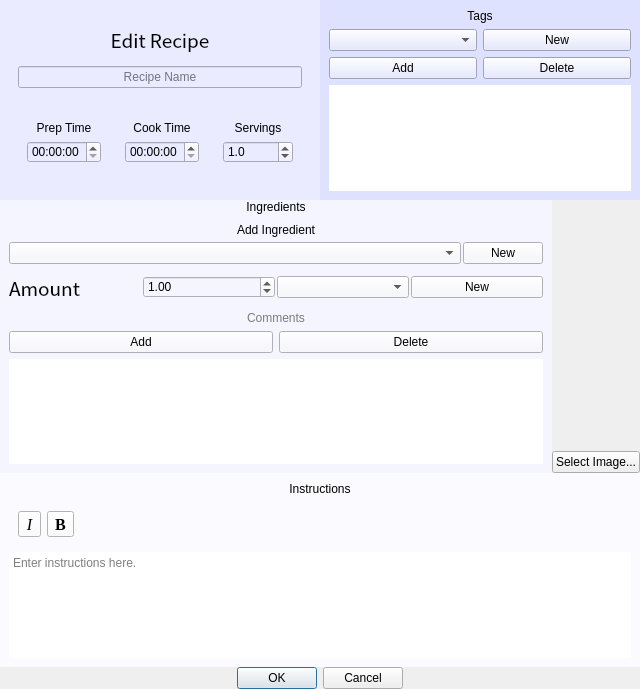
Qt form gui/newrecipedialog.ui (andrewlalis/RecipeDB) before a commit.
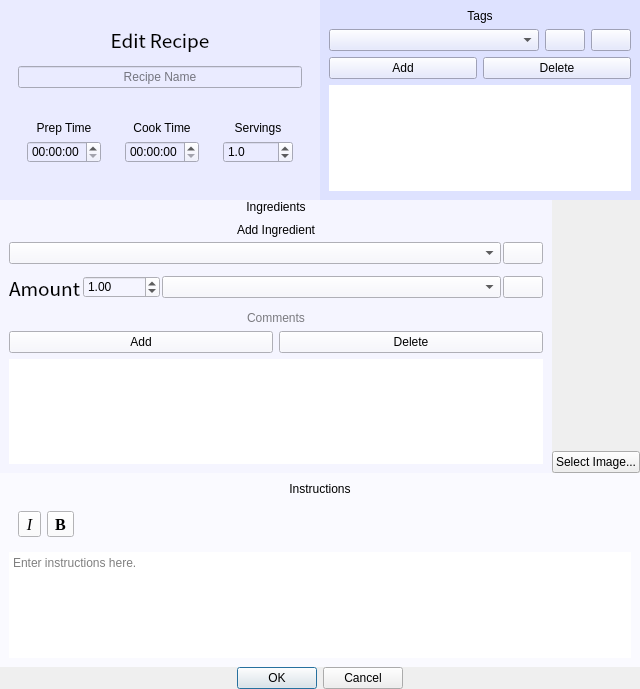
The same form after that commit. Icons and pictures are not drawn.

Commit message: Added icons to add and delete buttons, fixed out of bounds error on deletion.

```diff
--- a/gui/newrecipedialog.ui
+++ b/gui/newrecipedialog.ui
@@ -279,12 +279,34 @@
                 <number>0</number>
                </property>
                <item>
-                <widget class="QComboBox" name="tagsComboBox"/>
+                <widget class="QComboBox" name="tagsComboBox">
+                 <property name="sizePolicy">
+                  <sizepolicy hsizetype="Expanding" vsizetype="Fixed">
+                   <horstretch>0</horstretch>
+                   <verstretch>0</verstretch>
+                  </sizepolicy>
+                 </property>
+                </widget>
                </item>
-               <item>
+               <item alignment="Qt::AlignRight">
                 <widget class="QPushButton" name="newTagButton">
-                 <property name="text">
-                  <string>New</string>
+                 <property name="toolTip">
+                  <string>Create a new tag</string>
+                 </property>
+                 <property name="icon">
+                  <iconset resource="../images.qrc">
+                   <normaloff>:/images/images/plus_icon.png</normaloff>:/images/images/plus_icon.png</iconset>
+                 </property>
+                </widget>
+               </item>
+               <item alignment="Qt::AlignRight">
+                <widget class="QPushButton" name="removeTagButton">
+                 <property name="toolTip">
+                  <string>Permanently delete this tag</string>
+                 </property>
+                 <property name="icon">
+                  <iconset resource="../images.qrc">
+                   <normaloff>:/images/images/minus_icon.png</normaloff>:/images/images/minus_icon.png</iconset>
                  </property>
                 </widget>
                </item>
@@ -460,6 +482,9 @@
                          <verstretch>0</verstretch>
                         </sizepolicy>
                        </property>
+                       <property name="editable">
+                        <bool>false</bool>
+                       </property>
                        <property name="currentText">
                         <string/>
                        </property>
@@ -467,8 +492,12 @@
                      </item>
                      <item>
                       <widget class="QPushButton" name="newIngredientButton">
-                       <property name="text">
-                        <string>New</string>
+                       <property name="toolTip">
+                        <string>Create a new ingredient</string>
+                       </property>
+                       <property name="icon">
+                        <iconset resource="../images.qrc">
+                         <normaloff>:/images/images/plus_icon.png</normaloff>:/images/images/plus_icon.png</iconset>
                        </property>
                       </widget>
                      </item>
@@ -532,12 +561,20 @@
                       </widget>
                      </item>
                      <item>
-                      <widget class="QComboBox" name="unitComboBox"/>
+                      <widget class="QComboBox" name="unitComboBox">
+                       <property name="sizePolicy">
+                        <sizepolicy hsizetype="Expanding" vsizetype="Fixed">
+                         <horstretch>0</horstretch>
+                         <verstretch>0</verstretch>
+                        </sizepolicy>
+                       </property>
+                      </widget>
                      </item>
-                     <item>
+                     <item alignment="Qt::AlignRight">
                       <widget class="QPushButton" name="newUnitButton">
-                       <property name="text">
-                        <string>New</string>
+                       <property name="icon">
+                        <iconset resource="../images.qrc">
+                         <normaloff>:/images/images/plus_icon.png</normaloff>:/images/images/plus_icon.png</iconset>
                        </property>
                       </widget>
                      </item>
```
The commit also changes 7 other files.
